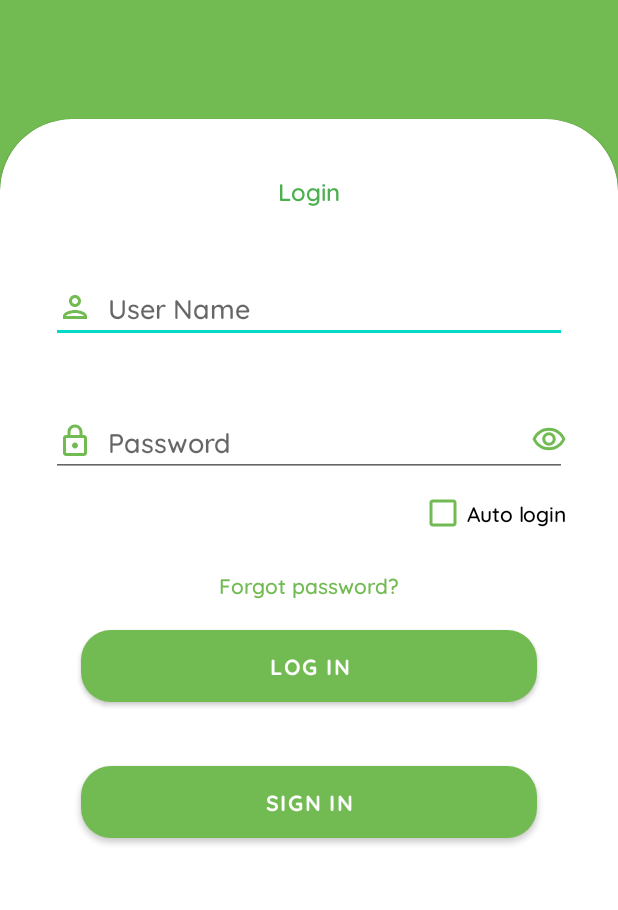
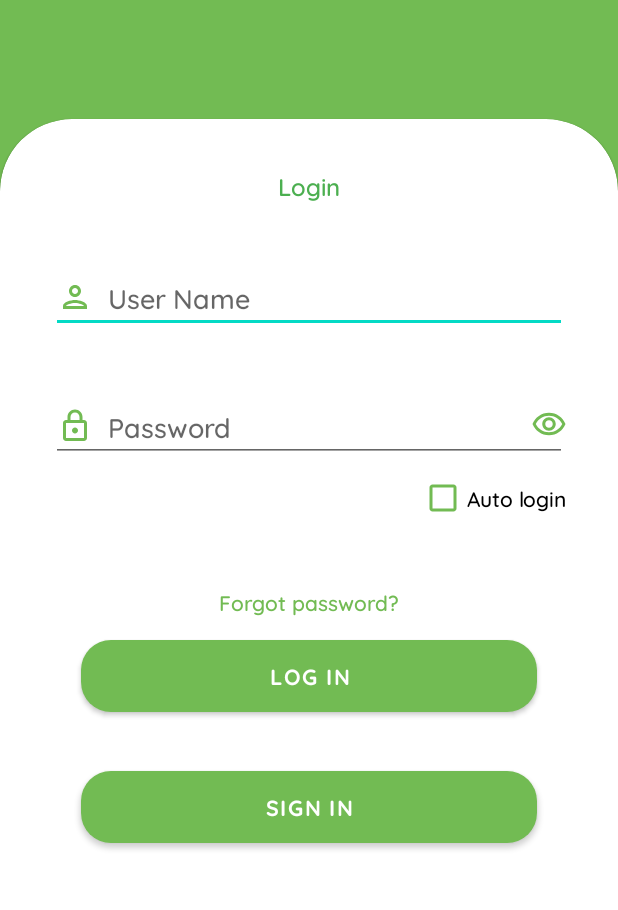
Before and after one commit to rnavarrom/BookBuddy, an Android app: the screen it shows after launch (LoginActivity), after a tap on "LOG IN", on a phone screen of 412 x 824 dp, the part 314-1224 px from its top. Run offline under Robolectric (Android 15) with nearby library versions, the light colour scheme and no system bars; our stand-ins replace CircleImageView; libraries missing offline, so code that uses them is left out: javax.mail, javax.mail.internet.

Commit message:
More bug fixes

```diff
--- a/app/src/main/java/com/example/bookbuddy/adapters/HomeReadingBooksAdapter.kt
+++ b/app/src/main/java/com/example/bookbuddy/adapters/HomeReadingBooksAdapter.kt
@@ -3,6 +3,7 @@ package com.example.bookbuddy.adapters
 import android.content.Context
 import android.os.Build
 import android.os.Bundle
+import android.text.InputFilter
 import android.view.LayoutInflater
 import android.view.View
 import android.view.ViewGroup
@@ -95,12 +96,17 @@ class HomeReadingBooksAdapter(var list: ArrayList<ActualReading>, val fragment:
         val dialogLayout = inflater.inflate(R.layout.dialog_readed_pages, null)
         val editText = dialogLayout.findViewById<EditText>(R.id.dialog_readed_pages)
         val total = dialogLayout.findViewById<TextView>(R.id.dialog_total_pages)
+
         total.text = list[position].pages.toString()
+        val filterArray = arrayOfNulls<InputFilter>(1)
+        filterArray[0] = InputFilter.LengthFilter(total.text.length)
+        editText.filters = filterArray
         builder.setView(dialogLayout)
         builder.setNegativeButton(context.getString(R.string.BT_Cancel)) { _, _ -> }
         builder.setPositiveButton(context.getString(R.string.BT_Accept)) { _, _ ->
             val valueint = Integer.parseInt(editText.text.toString())
             if (valueint == list[position].pages) {
+
                 list[position].pagesReaded = Integer.parseInt(editText.text.toString())
                 holder.pagesReaded.text = list[position].pagesReaded.toString()
                 val percent =
--- a/app/src/main/java/com/example/bookbuddy/adapters/LibraryAdapter.kt
+++ b/app/src/main/java/com/example/bookbuddy/adapters/LibraryAdapter.kt
@@ -1,5 +1,6 @@
 package com.example.bookbuddy.adapters
 
+import android.content.Context
 import android.location.Location
 import android.view.LayoutInflater
 import android.view.View
@@ -17,7 +18,7 @@ class LibraryAdapter(var list: java.util.ArrayList<LibraryExtended>, var locatio
     RecyclerView.Adapter<LibraryAdapter.ViewHolder>() {
 
     private var selected: LibraryExtended? = null
-
+    private lateinit var context: Context
     class ViewHolder(val view: View) : RecyclerView.ViewHolder(view) {
         val libraryName = view.findViewById<TextView>(R.id.lib_name)!!
         val libraryZip = view.findViewById<TextView>(R.id.lib_zip)!!
@@ -27,6 +28,7 @@ class LibraryAdapter(var list: java.util.ArrayList<LibraryExtended>, var locatio
 
     override fun onCreateViewHolder(parent: ViewGroup, viewType: Int): ViewHolder {
         val layout = LayoutInflater.from(parent.context)
+        context = parent.context
         return if (viewType == 0) {
             ViewHolder(layout.inflate(R.layout.cardview_library, parent, false))
         } else {
@@ -44,7 +46,7 @@ class LibraryAdapter(var list: java.util.ArrayList<LibraryExtended>, var locatio
             holder.libraryDistance.visibility = View.GONE
         }
 
-        holder.libraryCopies.text = list[position].copies.toString() + " copies"
+        holder.libraryCopies.text = list[position].copies.toString() + context.getString(R.string.MSG_Copies)
 
         holder.view.setOnClickListener {
             for (i in 0 until list.size) {
--- a/app/src/main/java/com/example/bookbuddy/ui/CreateAccountActivity.kt
+++ b/app/src/main/java/com/example/bookbuddy/ui/CreateAccountActivity.kt
@@ -99,7 +99,7 @@ class CreateAccountActivity : AppCompatActivity(), ApiErrorListener {
     }
 
     private fun getValues() {
-        currentUserCreate.name = binding.CAEditUser.text.toString()
+        currentUserCreate.name = binding.CAEditUser.text.toString().trim()
         currentUserCreate.password = Sha.calculateSHA(binding.CAEditPassword.text.toString())
         currentUserCreate.email = binding.CAEditEmail.text.toString()
     }
--- a/app/src/main/java/com/example/bookbuddy/ui/LoginActivity.kt
+++ b/app/src/main/java/com/example/bookbuddy/ui/LoginActivity.kt
@@ -160,7 +160,7 @@ class LoginActivity : AppCompatActivity(), ApiErrorListener {
                 applicationContext.getSystemService(Context.INPUT_METHOD_SERVICE) as InputMethodManager
             inputMethodManager.hideSoftInputFromWindow(binding.MAButtonLogin.windowToken, 0)
 
-            val userName = binding.MAEditUser.text.toString()
+            val userName = binding.MAEditUser.text.toString().trim()
             val userPassword = binding.MAEditPassword.text.toString()
             if (userName.isNotBlank() && userPassword.isNotBlank()) {
                 getUsers(userName, Sha.calculateSHA(userPassword))
--- a/app/src/main/java/com/example/bookbuddy/ui/navdrawer/ProfileFragment.kt
+++ b/app/src/main/java/com/example/bookbuddy/ui/navdrawer/ProfileFragment.kt
@@ -25,6 +25,7 @@ import androidx.core.app.ActivityCompat.recreate
 import androidx.core.content.ContextCompat
 import androidx.core.content.ContextCompat.getSystemService
 import androidx.fragment.app.Fragment
+import androidx.lifecycle.lifecycleScope
 import androidx.viewpager.widget.ViewPager
 import com.bumptech.glide.Glide
 import com.bumptech.glide.request.target.CustomTarget
@@ -227,6 +228,10 @@ class ProfileFragment : Fragment(), CoroutineScope,
                                 coroutine.join()
                             }
                             if (result != null && result as Boolean) {
+                                val userPrefs = UserPreferences(requireContext())
+                                lifecycleScope.launch {
+                                    userPrefs.saveCredentials("", "")
+                                }
                                 showSnackBar(
                                     requireContext(),
                                     requireView(),
--- a/app/src/main/java/com/example/bookbuddy/ui/navdrawer/ScanFragment.kt
+++ b/app/src/main/java/com/example/bookbuddy/ui/navdrawer/ScanFragment.kt
@@ -122,6 +122,7 @@ class ScanFragment : Fragment(), ApiErrorListener {
         codeScanner.decodeCallback = DecodeCallback {
             activity.runOnUiThread {
                 // Vibrate
+                codeScanner.releaseResources()
                 val isbnLength = 13
                 val vibrator = context?.getSystemService(Context.VIBRATOR_SERVICE) as Vibrator
                 vibrator.vibrate(
--- a/app/src/main/java/com/example/bookbuddy/ui/navdrawer/adminnav/RequestsFragment.kt
+++ b/app/src/main/java/com/example/bookbuddy/ui/navdrawer/adminnav/RequestsFragment.kt
@@ -73,7 +73,6 @@ class RequestsFragment : Fragment(), CoroutineScope, ApiErrorListener {
 
         binding.btnAdd.setOnClickListener {
             val selection = adapter.getSelected()
-            var result = false
             if (selection != null) {
                 val fra = requireArguments().getParcelable("fragment") as? AdminFragment?
                 val bundle = Bundle()
@@ -111,6 +110,7 @@ class RequestsFragment : Fragment(), CoroutineScope, ApiErrorListener {
                         bookRequests!!.remove(selection)
                         adapter.updateList(bookRequests as ArrayList<BookRequest>)
                     }
+                    adapter.setSelectedNull()
                     dialogInterface.dismiss()
                 }
                 builder.setNegativeButton(getString(R.string.BT_Cancel)) { dialogInterface: DialogInterface, _: Int ->
--- a/app/src/main/res/layout/activity_login.xml
+++ b/app/src/main/res/layout/activity_login.xml
@@ -108,7 +108,7 @@
                     android:id="@+id/MA_Edit_Password"
                     android:inputType="textPassword"
                     android:layout_marginHorizontal="20dp"
-                    android:layout_marginBottom="50dp"
+                    android:layout_marginBottom="70dp"
                     android:layout_width="match_parent"
                     android:layout_height="wrap_content"
                     app:layout_constraintTop_toBottomOf="@id/MA_Edit_User"
@@ -152,7 +152,7 @@
                     app:layout_constraintStart_toStartOf="parent"
                     app:layout_constraintEnd_toEndOf="parent"
                     android:paddingHorizontal="10dp"
-                    android:paddingVertical="20dp"
+                    android:paddingVertical="15dp"
                     />
 
                 <Button
--- a/app/src/main/res/layout/dialog_readed_pages.xml
+++ b/app/src/main/res/layout/dialog_readed_pages.xml
@@ -7,7 +7,7 @@
     <TextView
         android:layout_width="wrap_content"
         android:layout_height="wrap_content"
-        android:text="title"
+        android:text="@string/DL_ReadPages"
         android:id="@+id/title"
         android:textColor="@color/primary_green"
         app:layout_constraintTop_toTopOf="parent"
@@ -24,7 +24,8 @@
     android:id="@+id/linearLayout">
     <EditText
         android:id="@+id/dialog_readed_pages"
-        android:layout_width="40dp"
+        android:layout_width="wrap_content"
+        android:minWidth="40dp"
         android:layout_height="wrap_content"
         android:inputType="number"
         />
--- a/app/src/main/res/values/strings.xml
+++ b/app/src/main/res/values/strings.xml
@@ -280,5 +280,6 @@
     <string name="MSG_PasswordVisualize">Password visualize</string>
     <string name="MSG_AuthorCannotBeEmpty">Author cannot be empty</string>
     <string name="MSG_GenreCannotBeEmpty">Genre cannot be empty</string>
+    <string name="DL_ReadPages">Read pages</string>
 
 </resources>
```
Also changed, not shown: app/src/main/java/com/example/bookbuddy/adapters/AdminRequestsAdapter.kt (+7 -4 lines), 1 other file.
